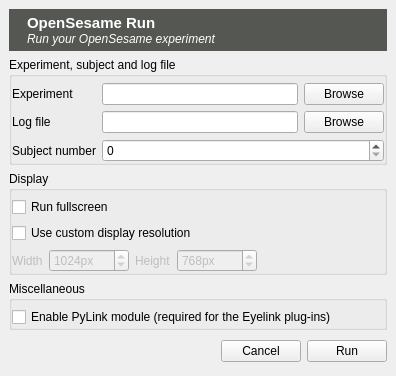
Old version of the form resources/ui/opensesamerun.ui in the repository open-cogsci/OpenSesame.
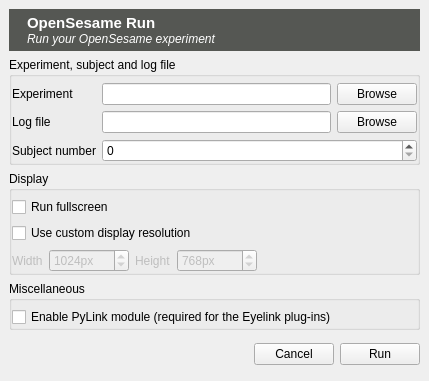
New version of the form. Icons and pictures are not drawn.

What changed in the file:
```diff
--- a/resources/ui/opensesamerun.ui
+++ b/resources/ui/opensesamerun.ui
@@ -6,8 +6,8 @@
    <rect>
     <x>0</x>
     <y>0</y>
-    <width>396</width>
-    <height>376</height>
+    <width>429</width>
+    <height>381</height>
    </rect>
   </property>
   <property name="windowTitle">
```
Left out of the diff: 6 changed lines with no effect on the pictures.
